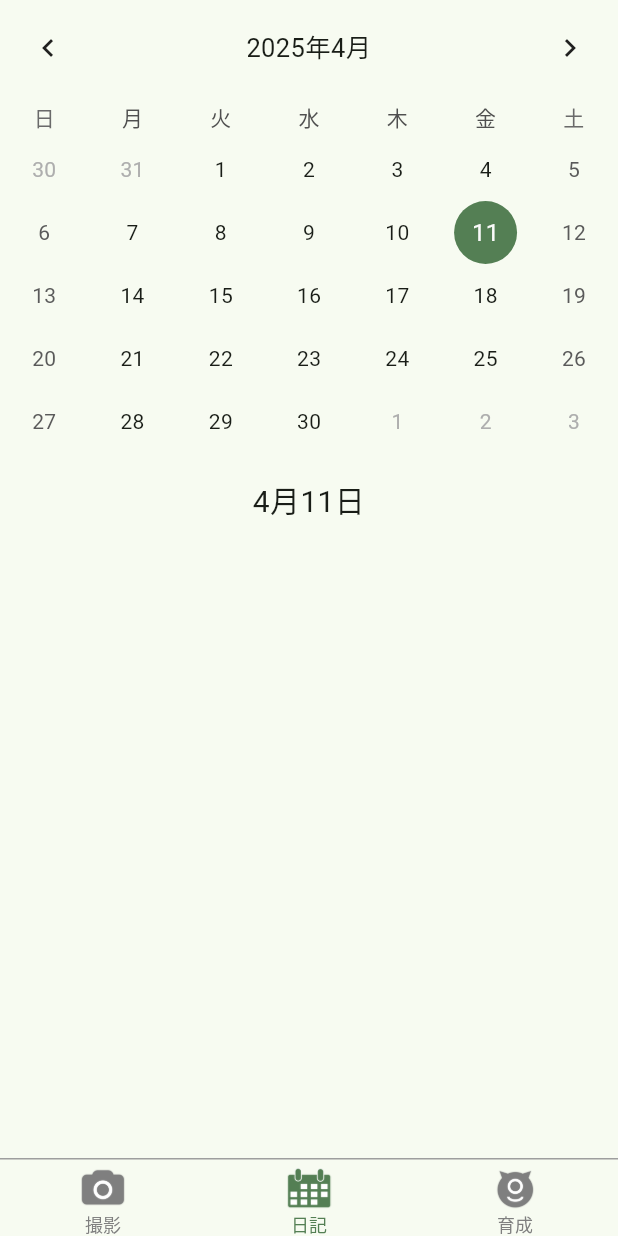
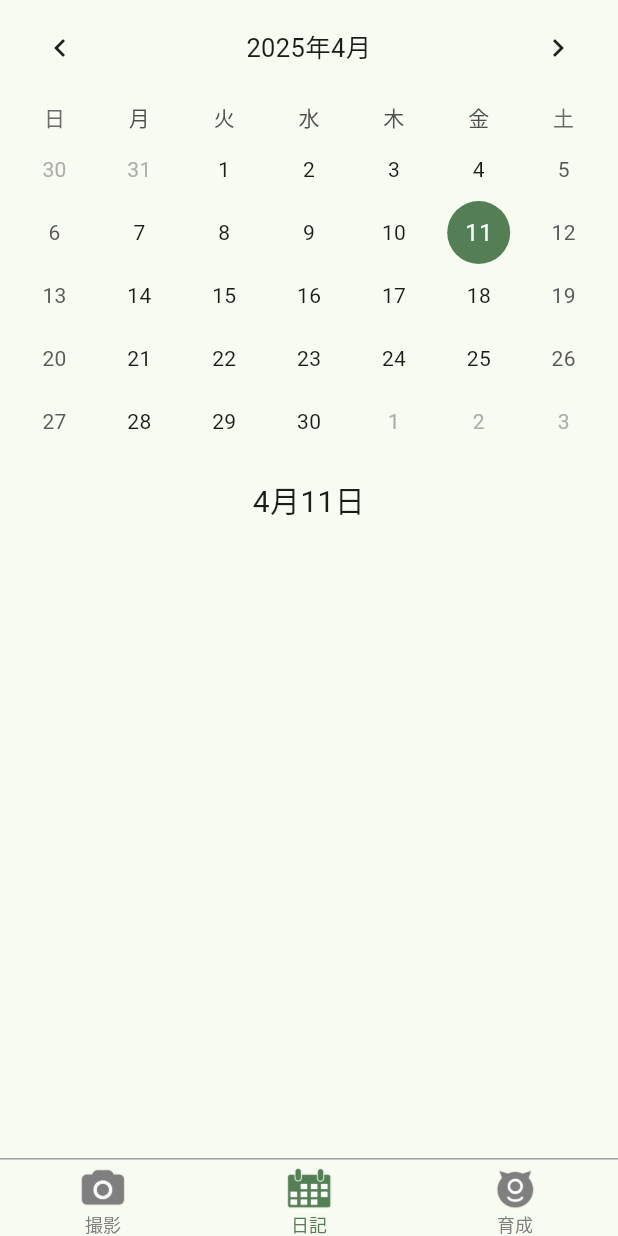
Before and after one commit to OtaTeruya/app_d, a Flutter app: the screen it shows after launch, on a phone screen of 412 x 824 dp. Run offline on Flutter 3.47's test engine with Material 3 defaults, Android fonts, the phone set to English and light mode, and no system bars; drawn by our look-alikes of table_calendar; our stand-ins replace animated_text_kit, camera, flutter_dotenv, gap, google_generative_ai, google_mobile_ads and 2 more; accounts and stored records are empty; Roboto replaces fonts that are missing (Rounded).

Commit message:
微調整

```diff
--- a/lib/capturePage/utils/judge_food.dart
+++ b/lib/capturePage/utils/judge_food.dart
@@ -32,7 +32,6 @@ class JudgeFood {
                 - オムレツ → 黄金のひだまり
                 - チーズフォンデュ → 黄金の滝
                 - ハンバーガー → 至高の重なる栄光
-              - 以前送信された画像と同じでも、上記を守った上で、できる限り違う料理名を考えて下さい。
           答える時は、各要素を","で区切って下さい。
           以下に解答例を示します。
           - Yes,100,湯気に包まれた至極の瞬間
--- a/lib/historyPage/view/history_page_ui.dart
+++ b/lib/historyPage/view/history_page_ui.dart
@@ -18,6 +18,7 @@ class HistoryPageUI extends StatelessWidget {
       body: Stack(
         children: [
           ListView(
+            padding: const EdgeInsets.symmetric(horizontal: 8),
             children: [
               Calendar(selectedDate: uiState.selectedDate, callback: callback),
               Gap(16),
--- a/lib/historyPage/view/widgets/photo_list.dart
+++ b/lib/historyPage/view/widgets/photo_list.dart
@@ -1,4 +1,5 @@
 import 'package:flutter/material.dart';
+import 'package:gap/gap.dart';
 
 import '../../../capturePage/utils/image_manager.dart';
 
@@ -46,13 +47,14 @@ class PhotoList extends StatelessWidget {
                       ),
                     ),
                     Padding(
-                        padding: EdgeInsets.symmetric(horizontal: 32),
+                        padding: EdgeInsets.symmetric(horizontal: 24),
                         child: ImageManager().getImage(photoPaths![i])
                     )
                   ],
                 )
             )
-          ]
+          ],
+          Gap(8)
         ],
       );
     }
```
